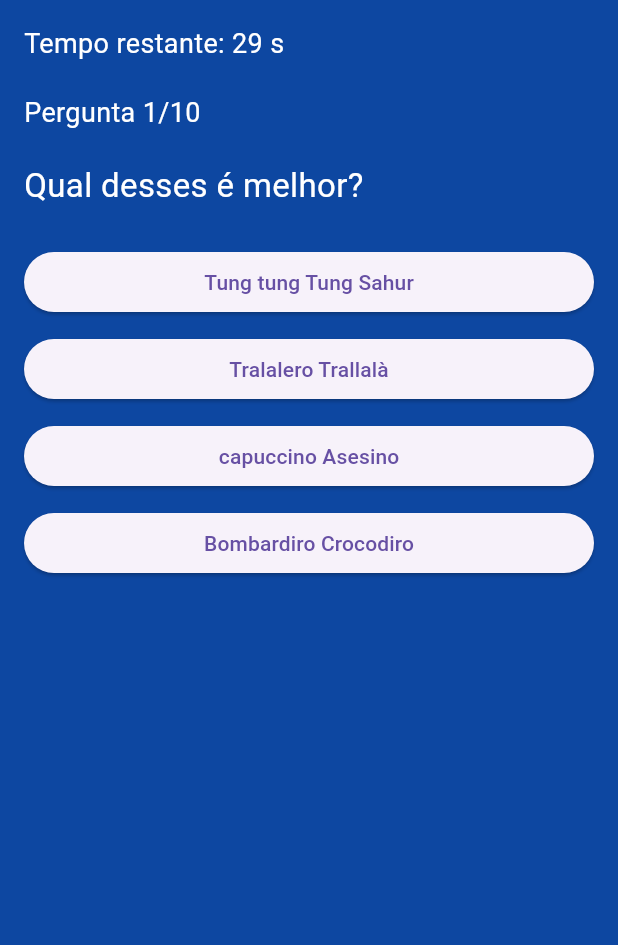
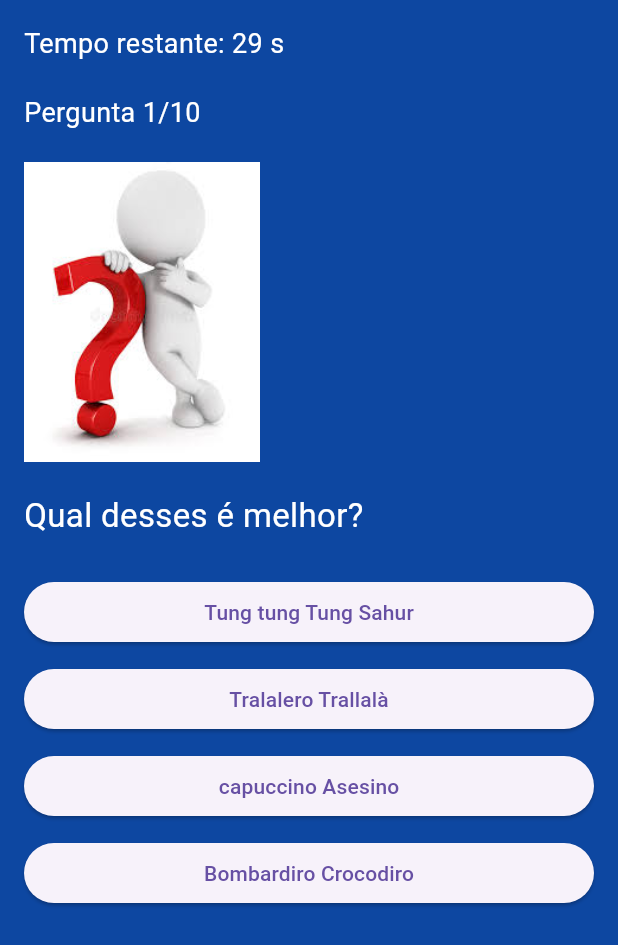
Before and after one commit to Neemias-JamaJe/QuizFlutter, a Flutter app: the screen it shows after launch, after a tap on "Iniciar Quiz", on a phone screen of 412 x 824 dp. Shown: the top 945 px of the screen. Run offline on Flutter 3.47's test engine with Material 3 defaults, Android fonts, the phone set to English and light mode, and no system bars.

Commit message:
Segundo commit

```diff
--- a/lib/main.dart
+++ b/lib/main.dart
@@ -11,13 +11,13 @@ class QuizApp extends StatelessWidget {
     return MaterialApp(
       title: 'Quiz Brainrot',
       theme: ThemeData(primarySwatch: Colors.blue),
-      home: QuizStartScreen(), // Tela inicial
+      home: QuizStartScreen(),
       debugShowCheckedModeBanner: false,
     );
   }
 }
 
-// Tela de Início
+// Tela de Início com imagem
 class QuizStartScreen extends StatelessWidget {
   @override
   Widget build(BuildContext context) {
@@ -29,6 +29,12 @@ class QuizStartScreen extends StatelessWidget {
           child: Column(
             mainAxisAlignment: MainAxisAlignment.center,
             children: [
+              // Imagem no menu
+              Image.asset(
+                'assets/images/guaribar.jpg', // Substitua pelo nome da sua imagem
+                height: 200,
+              ),
+              SizedBox(height: 30),
               Text(
                 'Bem-vindo ao Quiz de Nemo',
                 textAlign: TextAlign.center,
@@ -48,15 +54,12 @@ class QuizStartScreen extends StatelessWidget {
                 onPressed: () {
                   Navigator.pushReplacement(
                     context,
-                    MaterialPageRoute(
-                        builder: (context) =>
-                            QuizHome()), // Vai para a tela do quiz
+                    MaterialPageRoute(builder: (context) => QuizHome()),
                   );
                 },
                 child: Text('Iniciar Quiz'),
                 style: ElevatedButton.styleFrom(
-                  backgroundColor: Colors
-                      .blue[600], // Usando backgroundColor em vez de primary
+                  backgroundColor: Colors.blue[600],
                   padding: EdgeInsets.symmetric(horizontal: 40, vertical: 12),
                   textStyle: TextStyle(fontSize: 18),
                 ),
@@ -69,7 +72,6 @@ class QuizStartScreen extends StatelessWidget {
   }
 }
 
-// Tela do Quiz
 class QuizHome extends StatefulWidget {
   @override
   _QuizHomeState createState() => _QuizHomeState();
@@ -77,38 +79,51 @@ class QuizHome extends StatefulWidget {
 
 class _QuizHomeState extends State<QuizHome> {
   final List<Question> questions = [
-    Question(
-        "Qual desses é melhor?",
-        [
-          "Tung tung Tung Sahur",
-          "Tralalero Trallalà",
-          "capuccino Asesino",
-          "Bombardiro Crocodiro"
-        ],
-        0),
+    Question("Qual desses é melhor?",
+        ["Tung tung Tung Sahur", "Tralalero Trallalà", "capuccino Asesino", "Bombardiro Crocodiro"],
+        0,
+        'assets/images/interroga1.jpg'),
     Question("Qual carro eu prefiro??",
-        ["Mustang", "Lancer Evo", "Audi R8", "Camaro"], 2),
-    Question("HAHAHA?", ["Nilda", "Paty", "Robelia", "Thamis"], 1),
+        ["Mustang", "Lancer Evo", "Audi R8", "Camaro"],
+        2,
+        'assets/images/interroga2.jpg'),
+    Question("HAHAHA?",
+        ["Nilda", "Paty", "Robelia", "Thamis"],
+        1,
+        'assets/images/interroga3.jpg'),
     Question("Qual cidade eu NÃO visitaria?",
-        ["Roma", "Paris", "Londres", "Berlim"], 1),
-    Question(
-        "Qual ideologia eu apoio?",
+        ["Roma", "Paris", "Londres", "Berlim"],
+        1,
+        'assets/images/interroga4.jpg'),
+    Question("Qual ideologia eu apoio?",
         ["Comunista", "Monarquista", "Conservador", "Nenhuma das Alternativas"],
-        3),
+        3,
+        'assets/images/interroga5.jpg'),
     Question("Qual destes estilos musicais eu menos gosto?",
-        ["Funk", "MPB", "Rock", "Rap"], 0),
+        ["Funk", "MPB", "Rock", "Rap"],
+        0,
+        'assets/images/interroga6.jpg'),
     Question("Onde a chave está?",
-        ["Na minha casa", "No carro", "No meu chaveiro", "No meu bolso"], 3),
-    Question("Waifu?", ["Nami", "Mikoto Urabe", "Rem", "Asia Argento"], 1),
+        ["Na minha casa", "No carro", "No meu chaveiro", "No meu bolso"],
+        3,
+        'assets/images/interroga7.jpg'),
+    Question("Waifu?",
+        ["Nami", "Mikoto Urabe", "Rem", "Asia Argento"],
+        1,
+        'assets/images/interroga8.png'),
     Question("Qual comida eu prefiro?",
-        ["Quiabada", "Caruru com Arroz", "Salada de Fruta", "Mocofato"], 3),
+        ["Quiabada", "Caruru com Arroz", "Salada de Fruta", "Mocofato"],
+        3,
+        'assets/images/interroga9.jpg'),
     Question("Qual meu JoJo Favorito?",
-        ["Jonathan", "Joseph", "Jotaro", "Josuke"], 1),
+        ["Jonathan", "Joseph", "Jotaro", "Josuke"],
+        1,
+        'assets/images/interroga10.jpg'),
   ];
 
   int currentQuestion = 0;
   int score = 0;
-  int timeLeft = 15;
+  int timeLeft = 30;
   Timer? timer;
   bool quizFinished = false;
 
@@ -148,41 +163,20 @@ class _QuizHomeState extends State<QuizHome> {
     nextQuestion();
   }
 
-  void restartQuiz() {
-    setState(() {
-      currentQuestion = 0;
-      score = 0;
-      quizFinished = false;
-    });
-    startTimer();
-  }
-
   String getResultImageUrl() {
-    if (score == 0) {
-      return 'assets/images/makh.jpg';
-    } else if (score <= 3) {
-      return 'assets/images/poatan.jpg';
-    } else if (score <= 6) {
-      return 'assets/images/jon.jpg';
-    } else if (score <= 9) {
-      return 'assets/images/bronx.jpg';
-    } else {
+    if (score == 0) return 'assets/images/makh.jpg';
+    if (score <= 3) return 'assets/images/poatan.jpg';
+    if (score <= 6) return 'assets/images/jon.jpg';
+    if (score <= 9) return 'assets/images/bronx.jpg';
     return 'assets/images/pe.jpg';
-    }
   }
 
   String getResultMessage() {
-    if (score <= 2) {
-      return "Sai daí Gobila";
-    } else if (score <= 4) {
-      return "KKKKKKKKKK ruim demais";
-    } else if (score <= 7) {
-      return "Óia até q me conhece um pouco";
-    } else if (score <= 9) {
-      return "Eu lendo eu n acredito";
-    } else {
+    if (score <= 2) return "Sai daí Gobila";
+    if (score <= 4) return "KKKKKKKKKK ruim demais";
+    if (score <= 7) return "Óia até q me conhece um pouco";
+    if (score <= 9) return "Eu lendo eu n acredito";
     return "Obrigado amigo, você é um amigo";
-    }
   }
 
   @override
@@ -208,10 +202,7 @@ class _QuizHomeState extends State<QuizHome> {
                 child: Column(
                   mainAxisAlignment: MainAxisAlignment.center,
                   children: [
-                    Image.network(
-                      getResultImageUrl(),
-                      height: 200,
-                    ),
+                    Image.asset(getResultImageUrl(), height: 200),
                     SizedBox(height: 20),
                     Text(
                       'Pontuação: $score / ${questions.length}',
@@ -228,9 +219,7 @@ class _QuizHomeState extends State<QuizHome> {
                       onPressed: () {
                         Navigator.pushReplacement(
                           context,
-                          MaterialPageRoute(
-                              builder: (context) =>
-                                  QuizStartScreen()), // Volta para a tela inicial
+                          MaterialPageRoute(builder: (context) => QuizStartScreen()),
                         );
                       },
                       child: Text("Voltar para o Início"),
@@ -241,6 +230,7 @@ class _QuizHomeState extends State<QuizHome> {
             )
           : Padding(
               padding: const EdgeInsets.all(16.0),
+              child: SingleChildScrollView(
                 child: Column(
                   crossAxisAlignment: CrossAxisAlignment.start,
                   children: [
@@ -252,6 +242,11 @@ class _QuizHomeState extends State<QuizHome> {
                     Text(
                       'Pergunta ${currentQuestion + 1}/${questions.length}',
                       style: TextStyle(color: Colors.white, fontSize: 18),
+                    ),
+                    SizedBox(height: 20),
+                    Image.asset(
+                      questions[currentQuestion].imagePath,
+                      height: 200,
                     ),
                     SizedBox(height: 20),
                     Text(
@@ -276,6 +271,7 @@ class _QuizHomeState extends State<QuizHome> {
                   ],
                 ),
               ),
+            ),
     );
   }
 }
@@ -284,6 +280,7 @@ class Question {
   final String question;
   final List<String> options;
   final int correctIndex;
+  final String imagePath;
 
-  Question(this.question, this.options, this.correctIndex);
+  Question(this.question, this.options, this.correctIndex, this.imagePath);
 }
```
Also changed, not shown: pubspec.yaml (+11 -0 lines), assets/images/guaribar.jpg (added), assets/images/interroga1.jpg (added), assets/images/interroga10.jpg (added), assets/images/interroga2.jpg (added), assets/images/interroga3.jpg (added), assets/images/interroga4.jpg (added), assets/images/interroga5.jpg (added), assets/images/interroga6.jpg (added), assets/images/interroga7.jpg (added), assets/images/interroga8.png (added), assets/images/interroga9.jpg (added), pubspec.lock. Lines whose indentation alone changed are shown as unchanged.
